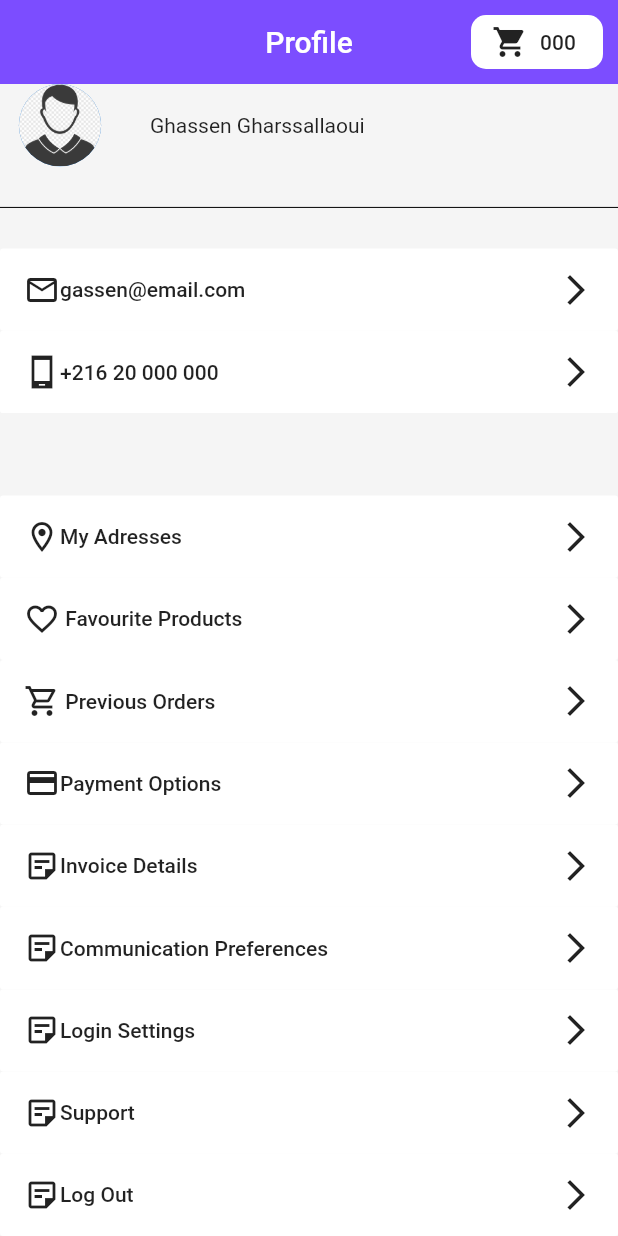
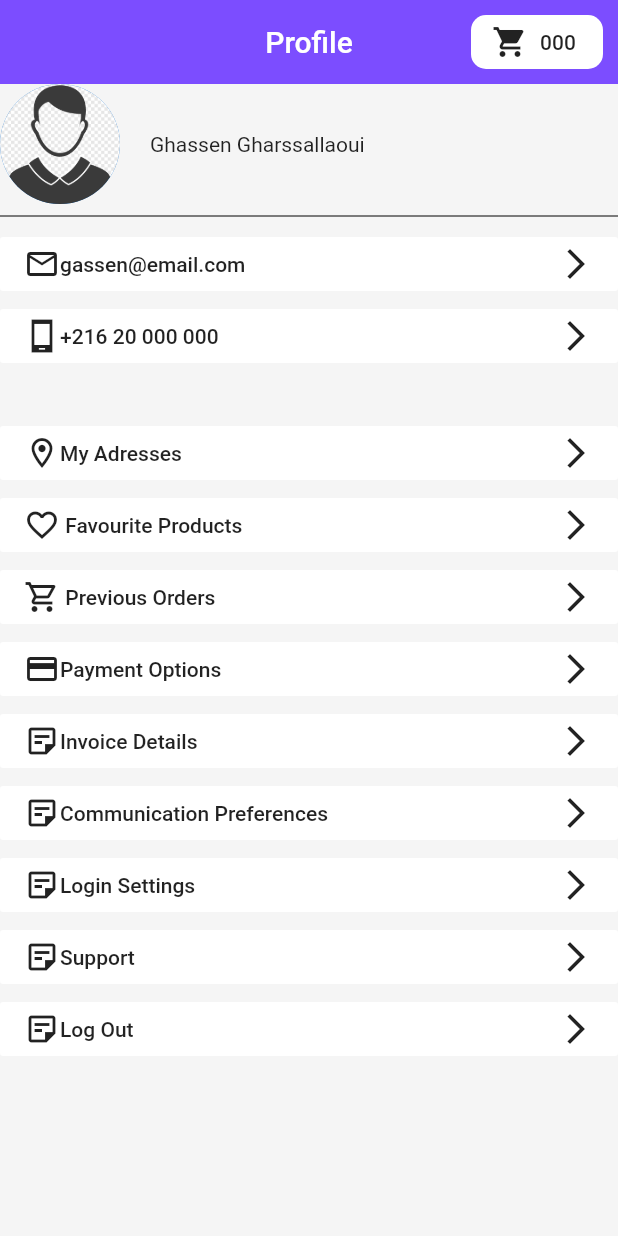
Before and after one commit to ghassengharssallaoui/tn360, a Flutter app: the screen it shows after launch, on a phone screen of 412 x 824 dp. Run offline on Flutter 3.47's test engine with Material 2 defaults, Android fonts, the phone set to English and light mode, and no system bars; our stand-ins replace get.

Commit message:
getting rid of expended

```diff
--- a/tn360Flutter/lib/pages/profile/profile_page.dart
+++ b/tn360Flutter/lib/pages/profile/profile_page.dart
@@ -37,8 +37,7 @@ class _ProfilePageState extends State<ProfilePage> {
         body:Column(
 
         children: [
-          Expanded(
-            child: Row(
+          Row(
             children: [
               SizedBox(height: 80.0),
               CircleAvatar(
@@ -49,10 +48,8 @@ class _ProfilePageState extends State<ProfilePage> {
               Text("Ghassen Gharssallaoui")
             ],
           ),
-          ),
-          Expanded(child: Divider(color: Colors.black)),
-          Expanded(
-            child: FlatButton(
+          Divider(color: Colors.black),
+          FlatButton(
               onPressed: (){},
               color: Colors.white,
               child: Row(
@@ -65,9 +62,7 @@ class _ProfilePageState extends State<ProfilePage> {
                 ],
               )
           ),
-          ),
-          Expanded(
-            child: FlatButton(
+          FlatButton(
             onPressed: (){},
             color: Colors.white,
             child: Row(
@@ -80,17 +75,13 @@ class _ProfilePageState extends State<ProfilePage> {
             ],
             ),
           ),
-          ),
-          Expanded(
-            child: Container(
+          Container(
             height: 30.0,
             width: 1000.0,
             color: Colors.grey[100],
           ),
-          ),
 
-          Expanded(
-            child: FlatButton(
+          FlatButton(
             onPressed: (){
               Navigator.pushNamed(context, '/addresses');
             },
@@ -105,10 +96,8 @@ class _ProfilePageState extends State<ProfilePage> {
               ],
             ),
           ),
-          ),
 
-          Expanded(
-            child: FlatButton(
+          FlatButton(
             onPressed: (){
               Navigator.pushNamed(context, '/favourite_products');
             },
@@ -123,10 +112,8 @@ class _ProfilePageState extends State<ProfilePage> {
               ],
             ),
           ),
-          ),
 
-          Expanded(
-            child: FlatButton(
+          FlatButton(
             onPressed: (){
               Navigator.pushNamed(context, '/previous_orders');
             },
@@ -141,10 +128,8 @@ class _ProfilePageState extends State<ProfilePage> {
               ],
             ),
           ),
-          ),
 
-          Expanded(
-            child: FlatButton(
+          FlatButton(
             onPressed: (){
               Navigator.pushNamed(context, '/payment_option');
             },
@@ -159,10 +144,8 @@ class _ProfilePageState extends State<ProfilePage> {
               ],
             ),
           ),
-          ),
 
-          Expanded(
-            child: FlatButton(
+          FlatButton(
             onPressed: (){
               Navigator.pushNamed(context, '/invoice_details');
             },
@@ -177,9 +160,7 @@ class _ProfilePageState extends State<ProfilePage> {
               ],
             ),
           ),
-          ),
-          Expanded(
-            child: FlatButton(
+          FlatButton(
             onPressed: (){
               Navigator.pushNamed(context, '/communication_preferences');
             },
@@ -194,9 +175,7 @@ class _ProfilePageState extends State<ProfilePage> {
               ],
             ),
           ),
-          ),
-          Expanded(
-            child: FlatButton(
+          FlatButton(
             onPressed: (){
               Navigator.pushNamed(context, '/login_settings');
             },
@@ -211,9 +190,7 @@ class _ProfilePageState extends State<ProfilePage> {
               ],
             ),
           ),
-          ),
-          Expanded(
-            child: FlatButton(
+          FlatButton(
             onPressed: (){
               Navigator.pushNamed(context, '/support');
             },
@@ -228,9 +205,7 @@ class _ProfilePageState extends State<ProfilePage> {
               ],
             ),
           ),
-          ),
-          Expanded(
-            child: FlatButton(
+          FlatButton(
             onPressed: (){
               Navigator.pushNamed(context, '/log_out');
             },
@@ -245,7 +220,6 @@ class _ProfilePageState extends State<ProfilePage> {
               ],
             ),
           ),
-          ),
         ],
     )
     );
```
Lines whose indentation alone changed are shown as unchanged.
